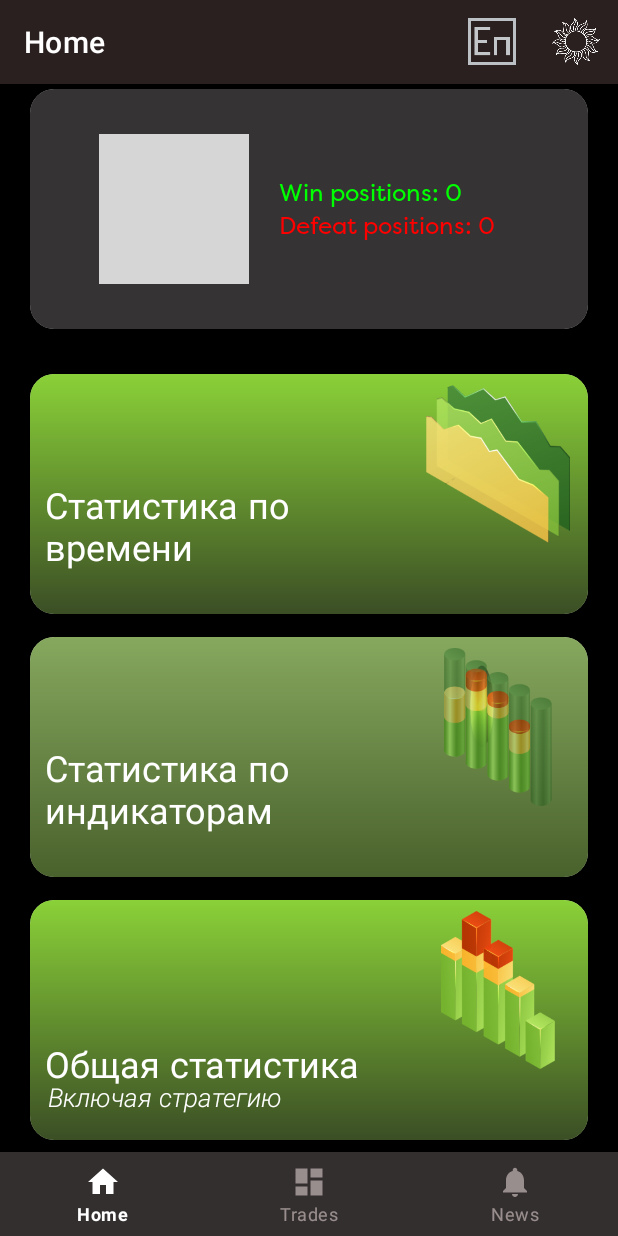
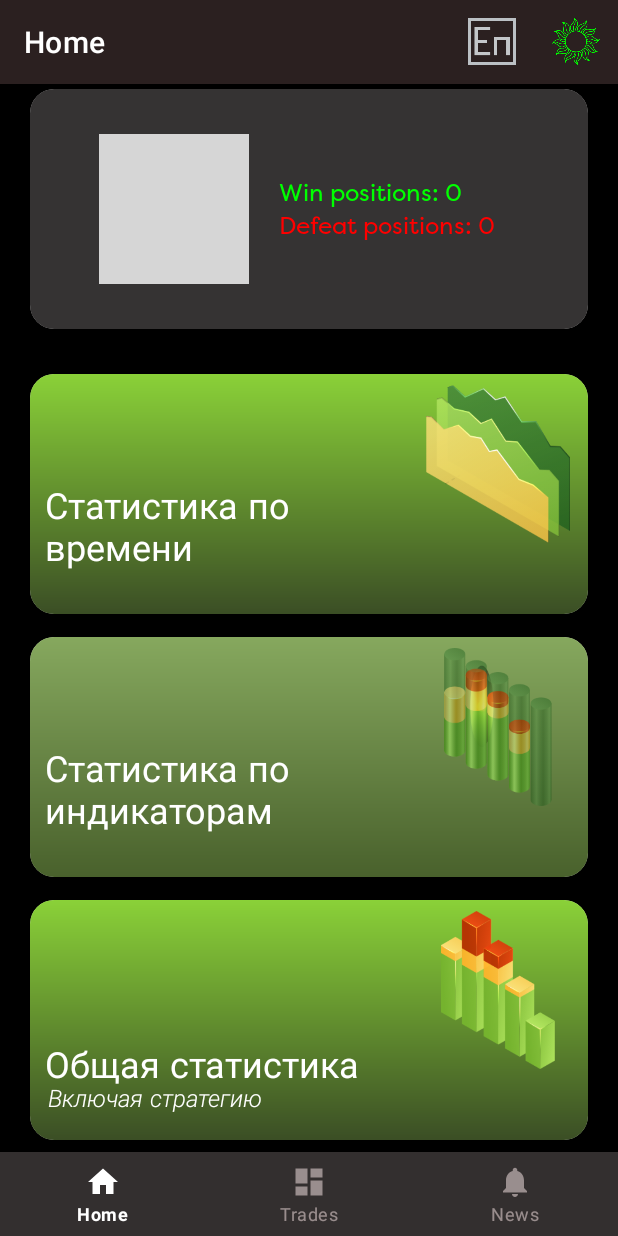
Before and after one commit to fenrir-afk/TradeStat, an Android app: the screen it shows after launch (MainActivity), scrolled down 352 dp, on a phone screen of 412 x 824 dp. Run offline under Robolectric (Android 15) with nearby library versions, the phone set to English and light mode, and no system bars; our stand-ins replace Room's generated code, navigation-ui; libraries missing offline, so code that uses them is left out: app.futured.donut; plain views replace DonutProgressView; 8 statements that could not run were skipped; grey boxes are pictures that could not be loaded.

Commit message:
provide dimens res to xml,add theme change logic to toolbar and make a bag fix

```diff
--- a/app/src/main/java/com/example/tradestat/MainActivity.kt
+++ b/app/src/main/java/com/example/tradestat/MainActivity.kt
@@ -1,9 +1,13 @@
 package com.example.tradestat
 
+import android.content.res.Configuration
 import android.os.Bundle
 import android.view.Menu
+import android.view.MenuItem
+import android.widget.ImageView
 import com.google.android.material.bottomnavigation.BottomNavigationView
 import androidx.appcompat.app.AppCompatActivity
+import androidx.appcompat.app.AppCompatDelegate
 import androidx.core.content.ContextCompat
 import androidx.navigation.findNavController
 import androidx.navigation.ui.AppBarConfiguration
@@ -44,4 +48,45 @@ class MainActivity : AppCompatActivity() {
         menuInflater.inflate(R.menu.app_bar_menu, menu)
         return super.onCreateOptionsMenu(menu)
     }
+
+
+    /**
+     * Only in this method we can change the menu icons even after theme change
+     * */
+    override fun onPrepareOptionsMenu(menu: Menu?): Boolean {
+        val themeItem = menu?.findItem(R.id.Theme)
+        if (themeItem != null) {
+            val nightMode = resources.configuration.uiMode and Configuration.UI_MODE_NIGHT_MASK
+            if (nightMode == Configuration.UI_MODE_NIGHT_YES) {
+                themeItem.setIcon(R.drawable.white_sun)
+            } else {
+                themeItem.setIcon(R.drawable.sun_light)
+            }
+        }
+        return super.onPrepareOptionsMenu(menu)
+    }
+    /**
+     * In this method we call onPrepareOptionsMenu and change the app theme
+     * */
+    override fun onOptionsItemSelected(item: MenuItem): Boolean {
+        when (item.itemId) {
+            R.id.Language -> {
+                if (item.icon!!.constantState == ContextCompat.getDrawable(this, R.drawable.ic_ru1)?.constantState) {
+                    item.setIcon(R.drawable.ic_en1)
+                } else {
+                    item.setIcon(R.drawable.ic_ru1)
+                }
+            }
+            R.id.Theme -> {
+                if (item.icon!!.constantState == ContextCompat.getDrawable(this, R.drawable.white_sun)?.constantState) {
+                    AppCompatDelegate.setDefaultNightMode(AppCompatDelegate.MODE_NIGHT_NO)
+                } else {
+                    AppCompatDelegate.setDefaultNightMode(AppCompatDelegate.MODE_NIGHT_YES)
+                }
+                invalidateOptionsMenu() // Обновляем меню после смены темы
+            }
+        }
+        return super.onOptionsItemSelected(item)
+    }
+
 }
--- a/app/src/main/java/com/example/tradestat/ui/instrumentStatistic/InstrumentActivity.kt
+++ b/app/src/main/java/com/example/tradestat/ui/instrumentStatistic/InstrumentActivity.kt
@@ -96,7 +96,7 @@ class InstrumentActivity : AppCompatActivity() {
                 LinearLayout.LayoutParams.MATCH_PARENT,
                 resources.getDimension(R.dimen.instrument_card_height).toInt()
             )
-            cardParams.setMargins(resources.getDimension(R.dimen.base_start_maring).toInt(), resources.getDimension(R.dimen.base_start_maring).toInt(), 0, 0)
+            cardParams.setMargins(resources.getDimension(R.dimen.base_margin).toInt(), resources.getDimension(R.dimen.base_margin).toInt(), 0, 0)
             card.layoutParams = cardParams
             card.radius = resources.getDimension(R.dimen.card_corner_radius)
             card.addView(layout)
@@ -120,7 +120,7 @@ class InstrumentActivity : AppCompatActivity() {
                  resources.getDimension(R.dimen.instrumentCard_text_width).toInt(), // CardView width
                 LinearLayout.LayoutParams.WRAP_CONTENT // CardView height
             )
-            textParams.setMargins(resources.getDimension(R.dimen.base_start_maring).toInt(), 0, 0, 0)
+            textParams.setMargins(resources.getDimension(R.dimen.base_margin).toInt(), 0, 0, 0)
         }
         textParams.gravity = Gravity.CENTER_VERTICAL
         text.layoutParams = textParams
--- a/app/src/main/java/com/example/tradestat/ui/strategyStatistic/StrategyActivity.kt
+++ b/app/src/main/java/com/example/tradestat/ui/strategyStatistic/StrategyActivity.kt
@@ -144,7 +144,7 @@ class StrategyActivity : AppCompatActivity() {
                 LinearLayout.LayoutParams.MATCH_PARENT,
                 resources.getDimension(R.dimen.instrument_card_height).toInt()
             )
-            cardParams.setMargins(resources.getDimension(R.dimen.base_start_maring).toInt(), resources.getDimension(R.dimen.base_start_maring).toInt(), 0, 0)
+            cardParams.setMargins(resources.getDimension(R.dimen.base_margin).toInt(), resources.getDimension(R.dimen.base_margin).toInt(), 0, 0)
             card.layoutParams = cardParams
             card.radius = resources.getDimension(R.dimen.card_corner_radius)
             card.addView(layout)
@@ -168,7 +168,7 @@ class StrategyActivity : AppCompatActivity() {
                 resources.getDimension(R.dimen.instrumentCard_text_width).toInt(), // CardView width
                 LinearLayout.LayoutParams.WRAP_CONTENT // CardView height
             )
-            textParams.setMargins(resources.getDimension(R.dimen.base_start_maring).toInt(), 0, 0, 0)
+            textParams.setMargins(resources.getDimension(R.dimen.base_margin).toInt(), 0, 0, 0)
         }
         textParams.gravity = Gravity.CENTER_VERTICAL
         text.layoutParams = textParams
--- a/app/src/main/res/layout/fragment_home.xml
+++ b/app/src/main/res/layout/fragment_home.xml
@@ -12,10 +12,10 @@
         <androidx.cardview.widget.CardView
             android:layout_width="match_parent"
             android:layout_height="110dp"
-            android:layout_marginTop="10dp"
-            android:layout_marginStart="20dp"
-            android:layout_marginEnd="20dp"
-            app:cardCornerRadius="16dp">
+            android:layout_marginTop="@dimen/base_margin"
+            android:layout_marginStart="@dimen/big_margin"
+            android:layout_marginEnd="@dimen/big_margin"
+            app:cardCornerRadius="@dimen/card_radius">
             <ImageView
                 android:layout_width="match_parent"
                 android:layout_height="match_parent"
@@ -28,7 +28,7 @@
                 <FrameLayout
                     android:layout_width="wrap_content"
                     android:layout_height="wrap_content"
-                    android:layout_marginStart="10dp"
+                    android:layout_marginStart="@dimen/base_margin"
                     android:layout_gravity="center_vertical">
                     <app.futured.donut.DonutProgressView
                         android:id="@+id/donut_view"
@@ -43,16 +43,16 @@
                         android:id="@+id/Donut_text"
                         android:layout_width="wrap_content"
                         android:layout_height="wrap_content"
-                        android:textSize="16sp"
+                        android:textSize="@dimen/base_text_size"
                         android:layout_marginBottom="7dp"
                         android:layout_gravity="center"
                         android:textColor="@color/white"
                         android:fontFamily="@font/pro_regular"
-                        android:text="55"/>
+                        android:text="X"/>
                     <TextView
                         android:layout_width="wrap_content"
                         android:layout_height="wrap_content"
-                        android:textSize="13sp"
+                        android:textSize="@dimen/small_text_size"
                         android:layout_marginTop="13dp"
                         android:layout_gravity="center"
                         android:textColor="@color/white"
@@ -69,8 +69,8 @@
                         android:id="@+id/long_number"
                         android:layout_width="wrap_content"
                         android:layout_height="wrap_content"
-                        android:textSize="16sp"
-                        android:layout_marginEnd="10dp"
+                        android:textSize="@dimen/base_text_size"
+                        android:layout_marginEnd="@dimen/base_margin"
                         android:textColor="@color/white"
                         android:fontFamily="@font/pro_regular"
                         android:text="Long positions: "/>
@@ -78,8 +78,8 @@
                         android:id="@+id/short_number"
                         android:layout_width="wrap_content"
                         android:layout_height="wrap_content"
-                        android:textSize="16sp"
-                        android:layout_marginEnd="10dp"
+                        android:textSize="@dimen/base_text_size"
+                        android:layout_marginEnd="@dimen/base_margin"
                         android:textColor="@color/white"
                         android:fontFamily="@font/pro_regular"
                         android:text="Short positions: "/>
@@ -93,16 +93,16 @@
         <LinearLayout
             android:layout_width="match_parent"
             android:layout_height="wrap_content"
-            android:layout_marginEnd="20dp"
-            android:layout_marginTop="15dp"
-            android:layout_marginStart="20dp"
+            android:layout_marginEnd="@dimen/big_margin"
+            android:layout_marginTop="@dimen/medium_margin"
+            android:layout_marginStart="@dimen/big_margin"
             android:orientation="horizontal">
 
             <androidx.cardview.widget.CardView
                 android:layout_width="0dp"
                 android:layout_height="80dp"
                 android:layout_weight="1"
-                app:cardCornerRadius="16dp">
+                app:cardCornerRadius="@dimen/card_radius">
 
                 <ImageView
                     android:layout_width="match_parent"
@@ -110,7 +110,7 @@
                     android:src="@color/black_grey" />
 
                 <ImageView
-                    android:layout_marginTop="10dp"
+                    android:layout_marginTop="@dimen/base_margin"
                     android:layout_width="40dp"
                     android:layout_height="40dp"
                     android:layout_gravity="center_horizontal"
@@ -123,15 +123,15 @@
                     android:layout_gravity="center_horizontal"
                     android:layout_marginTop="50dp"
                     android:text="Календарь"
-                    android:textSize="13sp"/>
+                    android:textSize="@dimen/small_text_size"/>
 
             </androidx.cardview.widget.CardView>
             <androidx.cardview.widget.CardView
                 android:layout_width="20dp"
                 android:layout_height="80dp"
-                android:layout_marginStart="20dp"
+                android:layout_marginStart="@dimen/big_margin"
                 android:layout_weight="1"
-                app:cardCornerRadius="16dp">
+                app:cardCornerRadius="@dimen/card_radius">
 
                 <ImageView
                     android:layout_width="match_parent"
@@ -139,7 +139,7 @@
                     android:src="@color/black_grey" />
 
                 <ImageView
-                    android:layout_marginTop="10dp"
+                    android:layout_marginTop="@dimen/base_margin"
                     android:layout_width="40dp"
                     android:layout_height="40dp"
                     android:layout_gravity="center_horizontal"
@@ -159,9 +159,9 @@
             <androidx.cardview.widget.CardView
                 android:layout_width="0dp"
                 android:layout_height="80dp"
-                android:layout_marginStart="20dp"
+                android:layout_marginStart="@dimen/big_margin"
                 android:layout_weight="1"
-                app:cardCornerRadius="16dp">
+                app:cardCornerRadius="@dimen/card_radius">
 
                 <ImageView
                     android:layout_width="match_parent"
@@ -169,7 +169,7 @@
                     android:src="@color/black_grey" />
 
                 <ImageView
-                    android:layout_marginTop="10dp"
+                    android:layout_marginTop="@dimen/base_margin"
                     android:layout_width="40dp"
                     android:layout_height="40dp"
                     android:layout_gravity="center_horizontal"
@@ -182,7 +182,7 @@
                     android:layout_gravity="center_horizontal"
                     android:layout_marginTop="50dp"
                     android:text="Анализ"
-                    android:textSize="13sp"/>
+                    android:textSize="@dimen/small_text_size"/>
 
             </androidx.cardview.widget.CardView>
 
@@ -190,10 +190,10 @@
         <androidx.cardview.widget.CardView
             android:layout_width="match_parent"
             android:layout_height="95dp"
-            android:layout_marginTop="15dp"
-            android:layout_marginStart="20dp"
-            android:layout_marginEnd="20dp"
-            app:cardCornerRadius="16dp">
+            android:layout_marginTop="@dimen/medium_margin"
+            android:layout_marginStart="@dimen/big_margin"
+            android:layout_marginEnd="@dimen/big_margin"
+            app:cardCornerRadius="@dimen/card_radius">
 
             <ImageView
                 android:layout_width="match_parent"
@@ -204,30 +204,29 @@
                 android:layout_width="120dp"
                 android:layout_height="95dp"
                 android:layout_gravity="end"
-
                 android:padding="7dp"
                 android:src="@drawable/courses" />
 
             <TextView
-                android:layout_marginStart="10dp"
+                android:layout_marginStart="@dimen/base_margin"
                 android:layout_width="wrap_content"
                 android:layout_height="wrap_content"
                 android:fontFamily="@font/proback"
-                android:layout_marginBottom="15dp"
+                android:layout_marginBottom="@dimen/medium_margin"
                 android:layout_gravity="center_vertical"
                 android:text="Полезные материалы"
                 android:textColor="@color/white"
-                android:textSize="16sp"/>
+                android:textSize="@dimen/base_text_size"/>
             <TextView
-                android:layout_marginStart="10dp"
+                android:layout_marginStart="@dimen/base_margin"
                 android:layout_width="200dp"
                 android:layout_height="wrap_content"
                 android:fontFamily="@font/book_italic"
-                android:layout_marginTop="15dp"
+                android:layout_marginTop="@dimen/medium_margin"
                 android:layout_gravity="center_vertical"
                 android:text="База,стратегии,полезные советы"
                 android:textColor="@color/white"
-                android:textSize="16sp"/>
+                android:textSize="@dimen/base_text_size"/>
 
 
         </androidx.cardview.widget.CardView>
@@ -235,9 +234,9 @@
             android:layout_width="match_parent"
             android:layout_height="160dp"
             android:layout_marginTop="30dp"
-            android:layout_marginStart="20dp"
-            android:layout_marginEnd="20dp"
-            app:cardCornerRadius="16dp"
+            android:layout_marginStart="@dimen/big_margin"
+            android:layout_marginEnd="@dimen/big_margin"
+            app:cardCornerRadius="@dimen/card_radius"
             app:layout_constraintEnd_toEndOf="parent"
             app:layout_constraintHorizontal_bias="0.295"
             app:layout_constraintStart_toStartOf="parent"
@@ -255,7 +254,7 @@
                 <FrameLayout
                     android:layout_width="wrap_content"
                     android:layout_height="wrap_content"
-                    android:layout_marginStart="10dp"
+                    android:layout_marginStart="@dimen/base_margin"
                     android:layout_gravity="center_vertical">
                     <app.futured.donut.DonutProgressView
                         android:id="@+id/donut_view_second"
@@ -270,7 +269,7 @@
                         android:id="@+id/Donut_text_rating"
                         android:layout_width="wrap_content"
                         android:layout_height="wrap_content"
-                        android:textSize="16sp"
+                        android:textSize="@dimen/base_text_size"
                         android:layout_gravity="center"
                         android:textColor="@color/white"
                         android:fontFamily="@font/pro_regular"
@@ -286,9 +285,9 @@
                         android:id="@+id/Win_number"
                         android:layout_width="wrap_content"
                         android:layout_height="wrap_content"
-                        android:textSize="16sp"
+                        android:textSize="@dimen/base_text_size"
                         android:layout_gravity="center_vertical"
-                        android:layout_marginStart="20dp"
+                        android:layout_marginStart="@dimen/big_margin"
                         android:textColor="@color/white"
                         android:fontFamily="@font/pro_regular"
                         android:text="Win positions: "/>
@@ -296,9 +295,9 @@
                         android:id="@+id/Def_number"
                         android:layout_width="wrap_content"
                         android:layout_height="wrap_content"
-                        android:textSize="16sp"
+                        android:textSize="@dimen/base_text_size"
                         android:layout_gravity="center_vertical"
-                        android:layout_marginStart="20dp"
+                        android:layout_marginStart="@dimen/big_margin"
                         android:textColor="@color/white"
                         android:fontFamily="@font/pro_regular"
                         android:text="Defeat positions: "/>
@@ -315,9 +314,9 @@
             android:layout_width="match_parent"
             android:layout_height="160dp"
             android:layout_marginTop="30dp"
-            android:layout_marginStart="20dp"
-            android:layout_marginEnd="20dp"
-            app:cardCornerRadius="16dp"
+            android:layout_marginStart="@dimen/big_margin"
+            android:layout_marginEnd="@dimen/big_margin"
+            app:cardCornerRadius="@dimen/card_radius"
             app:layout_constraintEnd_toEndOf="parent"
             app:layout_constraintHorizontal_bias="0.295"
             app:layout_constraintStart_toStartOf="parent"
@@ -341,7 +340,7 @@
                 android:textColor="@color/white"
                 android:layout_gravity="bottom"
                 android:layout_marginBottom="28dp"
-                android:layout_marginStart="10dp"
+                android:layout_marginStart="@dimen/base_margin"
                 android:textSize="24sp"
                 android:layout_height="wrap_content"/>
 
@@ -350,10 +349,10 @@
             android:id="@+id/indicator_card"
             android:layout_width="match_parent"
             android:layout_height="160dp"
-            android:layout_marginTop="15dp"
-            android:layout_marginStart="20dp"
-            android:layout_marginEnd="20dp"
-            app:cardCornerRadius="16dp">
+            android:layout_marginTop="@dimen/medium_margin"
+            android:layout_marginStart="@dimen/big_margin"
+            android:layout_marginEnd="@dimen/big_margin"
+            app:cardCornerRadius="@dimen/card_radius">
 
             <ImageView
                 android:layout_width="match_parent"
@@ -373,7 +372,7 @@
                 android:textColor="@color/white"
                 android:layout_gravity="bottom"
                 android:layout_marginBottom="28dp"
-                android:layout_marginStart="10dp"
+                android:layout_marginStart="@dimen/base_margin"
                 android:textSize="24sp"
                 android:layout_height="wrap_content"/>
 
@@ -382,10 +381,10 @@
             android:id="@+id/strategy_card"
             android:layout_width="match_parent"
             android:layout_height="160dp"
-            android:layout_marginTop="15dp"
-            android:layout_marginStart="20dp"
-            android:layout_marginEnd="20dp"
-            app:cardCornerRadius="16dp"
+            android:layout_marginTop="@dimen/medium_margin"
+            android:layout_marginStart="@dimen/big_margin"
+            android:layout_marginEnd="@dimen/big_margin"
+            app:cardCornerRadius="@dimen/card_radius"
             app:layout_constraintEnd_toEndOf="parent"
             app:layout_constraintHorizontal_bias="0.295"
             app:layout_constraintStart_toStartOf="parent"
@@ -409,7 +408,7 @@
                 android:textColor="@color/white"
                 android:layout_gravity="bottom"
                 android:layout_marginBottom="34dp"
-                android:layout_marginStart="10dp"
+                android:layout_marginStart="@dimen/base_margin"
                 android:textSize="24sp"
                 android:layout_height="wrap_content"/>
             <TextView
@@ -420,15 +419,12 @@
                 android:layout_gravity="bottom"
                 android:layout_marginBottom="17dp"
                 android:layout_marginStart="12dp"
-                android:textSize="17sp"
+                android:textSize="@dimen/base_text_size"
                 android:layout_height="wrap_content"/>
 
         </androidx.cardview.widget.CardView>
         <View
             android:layout_width="match_parent"
             android:layout_height="64dp"/>
-
-
-
     </LinearLayout>
 </ScrollView>
--- a/app/src/main/res/layout/fragment_news.xml
+++ b/app/src/main/res/layout/fragment_news.xml
@@ -54,7 +54,7 @@
         android:id="@+id/scrollView2"
         android:layout_width="match_parent"
         android:layout_height="0dp"
-        android:layout_marginTop="10dp"
+        android:layout_marginTop="@dimen/base_margin"
         app:layout_constraintBottom_toTopOf="@+id/view1"
         app:layout_constraintTop_toBottomOf="@+id/editTextSearch">
 
--- a/app/src/main/res/layout/sort_by_tag.xml
+++ b/app/src/main/res/layout/sort_by_tag.xml
@@ -16,8 +16,8 @@
             android:layout_height="wrap_content"
             android:text="Instruments:"
             android:layout_marginBottom="5dp"
-            android:layout_marginStart="10dp"
-            android:layout_marginEnd="10dp"
+            android:layout_marginStart="@dimen/base_margin"
+            android:layout_marginEnd="@dimen/base_margin"
             android:fontFamily="@font/pro_bold"
             android:textColor="@color/white"
             android:textSize="18sp"
--- a/app/src/main/res/values/dimens.xml
+++ b/app/src/main/res/values/dimens.xml
@@ -10,6 +10,10 @@
     <dimen name="instrument_card_height">50dp</dimen>
     <dimen name="instrumentCard_text_width">75dp</dimen>
     <dimen name="instrumentCard_Basetext_width">150dp</dimen>
-    <dimen name="base_start_maring">10dp</dimen>
-    <dimen name="big_start_maring">20dp</dimen>
+    <dimen name="base_margin">10dp</dimen>
+    <dimen name="medium_margin">15dp</dimen>
+    <dimen name="big_margin">20dp</dimen>
+    <dimen name="card_radius">16dp</dimen>
+    <dimen name="base_text_size">16sp</dimen>
+    <dimen name="small_text_size">13sp</dimen>
 </resources>
--- a/app/src/main/res/values/themes.xml
+++ b/app/src/main/res/values/themes.xml
@@ -13,4 +13,8 @@
         <item name="android:statusBarColor">?attr/colorPrimaryVariant</item>
         <!-- Customize your theme here. -->
     </style>
+    <style name = "Text">
+        <item name="android:textColor">@color/white</item>
+        <item name="android:fontFamily">@font/oxygen</item>
+    </style>
 </resources>
```
Also changed, not shown: app/src/main/java/com/example/tradestat/ui/News/NewsFragment.kt (+14 -4 lines), app/src/main/java/com/example/tradestat/ui/News/NewsViewModel.kt (+10 -2 lines), app/src/main/java/com/example/tradestat/ui/RatingCounter.kt (+14 -8 lines), app/src/main/java/com/example/tradestat/ui/strategyStatistic/StrategyViewModel.kt (+6 -1 lines), app/src/main/res/layout/activity_date.xml (+36 -36 lines), app/src/main/res/layout/activity_instrument.xml (+14 -13 lines), app/src/main/res/layout/activity_strategy.xml (+12 -12 lines), app/src/main/res/layout/customdialog.xml (+12 -12 lines), app/src/main/res/layout/fragment_trade.xml (+25 -25 lines), app/src/main/res/layout/list_item.xml (+7 -7 lines).
